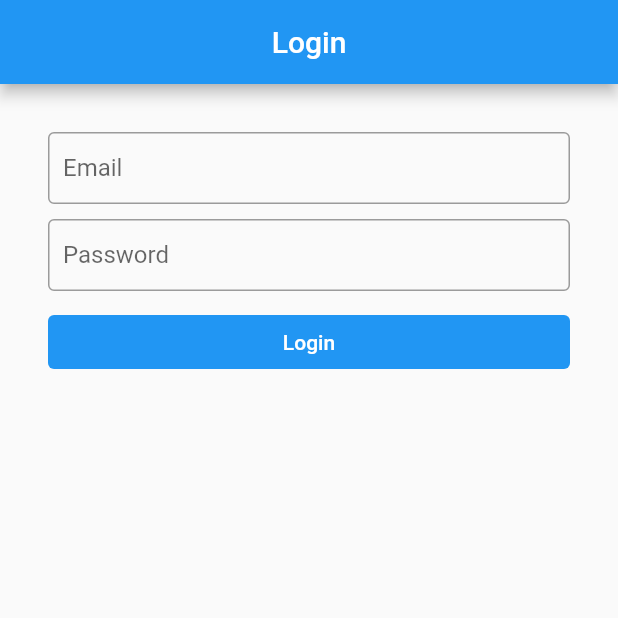
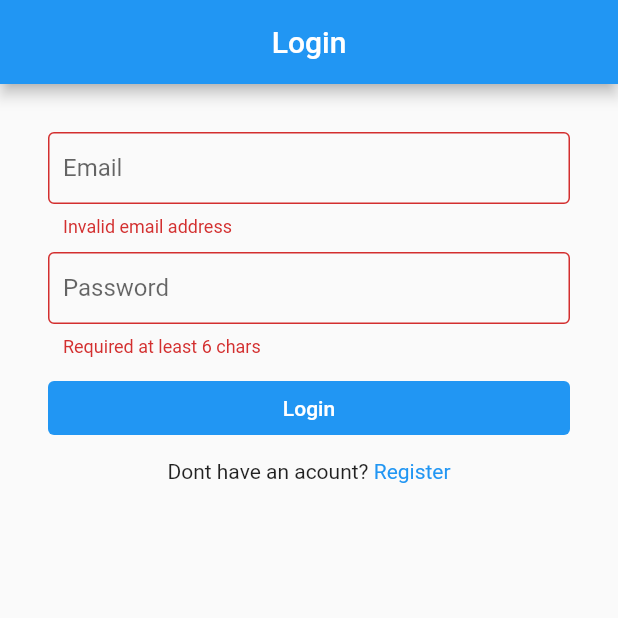
Before and after one commit to vniroshan/Poems-Store, a Flutter app: the screen it shows after launch, after a tap on "Login", on a phone screen of 412 x 824 dp, the top half of it. Run offline on Flutter 3.47's test engine with Material 2 defaults, Android fonts, the phone set to English and light mode, and no system bars; our stand-ins replace shared_preferences.

Commit message:
Login and register Finished

```diff
--- a/frontend/lib/constant.dart
+++ b/frontend/lib/constant.dart
@@ -1,7 +1,7 @@
 // Strings
 import 'package:flutter/material.dart';
 
-const baseURL = 'http://localhost:8000/api';
+const baseURL = 'http://192.168.1.100:8000/api';
 const loginURL = baseURL + '/login';
 const registerURL = baseURL + '/register';
 const logoutURL = baseURL + '/logout';
@@ -22,3 +22,37 @@ InputDecoration kInputDecoration(String label) {
       border: OutlineInputBorder(
           borderSide: BorderSide(width: 1, color: Colors.black)));
 }
+
+//button
+
+TextButton kTextButton(String label, Function onPressed) {
+  return TextButton(
+    child: Text(
+      label,
+      style: TextStyle(color: Colors.white),
+    ),
+    style: ButtonStyle(
+      backgroundColor: MaterialStateColor.resolveWith((states) => Colors.blue),
+      padding: MaterialStateProperty.resolveWith(
+          (states) => EdgeInsets.symmetric(vertical: 10)),
+    ),
+    onPressed: () => onPressed(),
+  );
+}
+
+//loginRegisterHint
+Row kLoginRegisterHint(String text, String label, Function onTap) {
+  return Row(
+    mainAxisAlignment: MainAxisAlignment.center,
+    children: [
+      Text(text),
+      GestureDetector(
+        child: Text(
+          label,
+          style: TextStyle(color: Colors.blue),
+        ),
+        onTap: () => onTap(),
+      ),
+    ],
+  );
+}
--- a/frontend/lib/screens/login.dart
+++ b/frontend/lib/screens/login.dart
@@ -1,5 +1,12 @@
 import 'package:flutter/material.dart';
 import 'package:frontend/constant.dart';
+import 'package:frontend/models/api_response.dart';
+import 'package:frontend/models/user.dart';
+import 'package:frontend/screens/register.dart';
+import 'package:frontend/services/user_service.dart';
+import 'package:shared_preferences/shared_preferences.dart';
+
+import 'home.dart';
 
 class Login extends StatefulWidget {
   @override
@@ -10,12 +17,34 @@ class _LoginState extends State<Login> {
   final GlobalKey<FormState> formkey = GlobalKey<FormState>();
   TextEditingController txtEmail = TextEditingController();
   TextEditingController txtPassword = TextEditingController();
+  bool loading = false;
+
+  void _loginUser() async {
+    ApiResponse response = await login(txtEmail.text, txtPassword.text);
+    if (response.error == null) {
+      _saveAndRedirectToHome(response.data as User);
+    } else {
+      setState(() {
+        loading = false;
+      });
+      ScaffoldMessenger.of(context)
+          .showSnackBar(SnackBar(content: Text('${response.error}')));
+    }
+  }
+
+  void _saveAndRedirectToHome(User user) async {
+    SharedPreferences pref = await SharedPreferences.getInstance();
+    await pref.setString('token', user.token ?? '');
+    await pref.setInt('userId', user.id ?? 0);
+    Navigator.of(context).pushAndRemoveUntil(
+        MaterialPageRoute(builder: (context) => Home()), (route) => false);
+  }
 
   @override
   Widget build(BuildContext context) {
     return Scaffold(
       appBar: AppBar(
-        title: Text("Login"),
+        title: Text('Login'),
         centerTitle: true,
       ),
       body: Form(
@@ -26,9 +55,9 @@ class _LoginState extends State<Login> {
             TextFormField(
                 keyboardType: TextInputType.emailAddress,
                 controller: txtEmail,
-              validator: (val) => val!.isEmpty ? 'Invalid email address' : null,
-              decoration: kInputDecoration('Email'),
-            ),
+                validator: (val) =>
+                    val!.isEmpty ? 'Invalid email address' : null,
+                decoration: kInputDecoration('Email')),
             SizedBox(
               height: 10,
             ),
@@ -36,24 +65,31 @@ class _LoginState extends State<Login> {
                 controller: txtPassword,
                 obscureText: true,
                 validator: (val) =>
-                  val!.isEmpty ? 'Required at least 6 chars' : null,
-              decoration: kInputDecoration('Password'),
-            ),
+                    val!.length < 6 ? 'Required at least 6 chars' : null,
+                decoration: kInputDecoration('Password')),
             SizedBox(
               height: 10,
             ),
-            TextButton(
-              child: Text(
-                'Login',
-                style: TextStyle(color: Colors.white),
+            loading
+                ? Center(
+                    child: CircularProgressIndicator(),
+                  )
+                : kTextButton('Login', () {
+                    if (formkey.currentState!.validate()) {
+                      setState(() {
+                        loading = true;
+                        _loginUser();
+                      });
+                    }
+                  }),
+            SizedBox(
+              height: 10,
             ),
-              style: ButtonStyle(
-                  backgroundColor:
-                      MaterialStateColor.resolveWith((states) => Colors.blue),
-                  padding: MaterialStateProperty.resolveWith(
-                      (states) => EdgeInsets.symmetric(vertical: 10))),
-              onPressed: () {},
-            )
+            kLoginRegisterHint('Dont have an acount? ', 'Register', () {
+              Navigator.of(context).pushAndRemoveUntil(
+                  MaterialPageRoute(builder: (context) => Register()),
+                  (route) => false);
+            })
           ],
         ),
       ),
--- a/frontend/lib/services/user_service.dart
+++ b/frontend/lib/services/user_service.dart
@@ -47,7 +47,7 @@ Future<ApiResponse> registerUser(
       'name': name,
       'email': email,
       'password': password,
-      'password-confirmation': password
+      'password_confirmation': password
     });
 
     switch (response.statusCode) {
```
Also changed, not shown: frontend/lib/models/user.dart (+3 -9 lines), frontend/lib/screens/home.dart (+15 -1 lines), frontend/lib/screens/register.dart (+120 -0 lines), 1 other file. Lines whose indentation alone changed are shown as unchanged.
